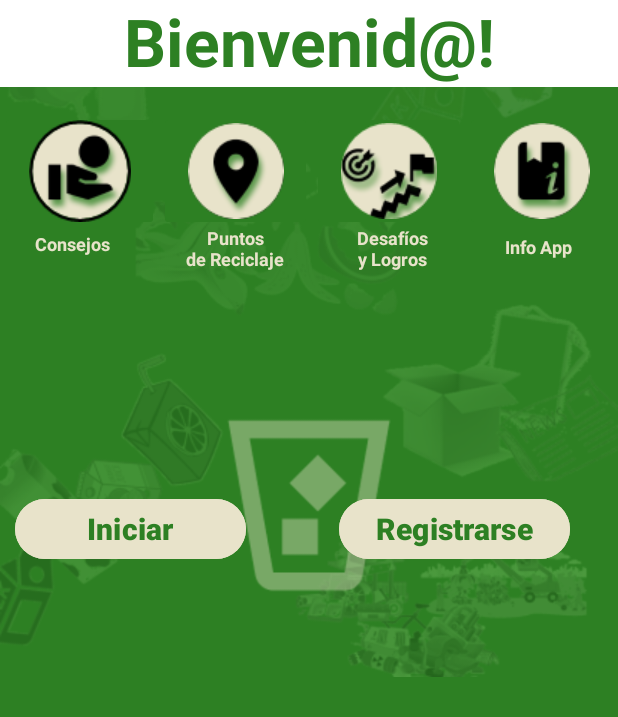
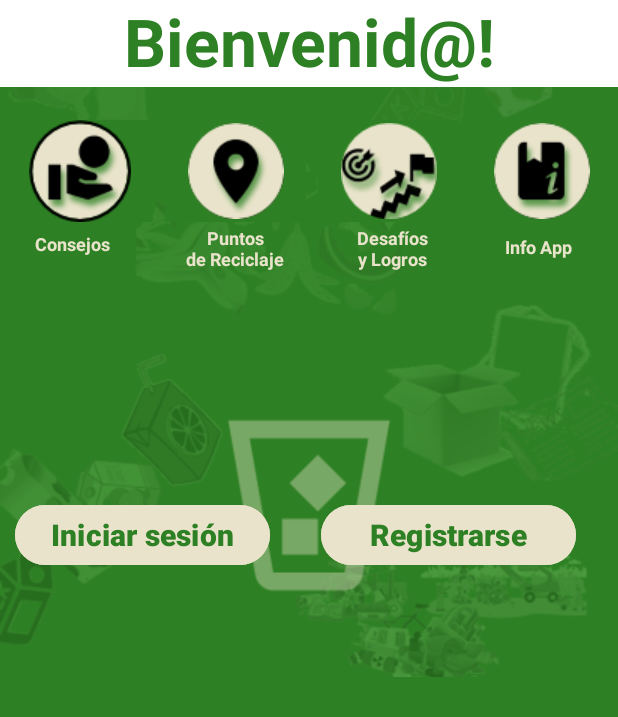
Before and after one commit to hyancy/eco_recicla_grupo_7, an Android app: the screen it shows after launch (MainActivity), on a phone screen of 412 x 824 dp, the part 519-1236 px from its top. Run offline under Robolectric (Android 15) with nearby library versions, the phone set to English and light mode, and no system bars.

Commit message:
Se corrige posicion y tamaño de botones iniciar sesión y registrarse pantalla home.

```diff
--- a/app/src/main/res/layout/activity_category.xml
+++ b/app/src/main/res/layout/activity_category.xml
@@ -13,16 +13,14 @@
         android:src="@drawable/background_pantalla_categorias"
         app:layout_constraintBottom_toBottomOf="parent"
         app:layout_constraintEnd_toEndOf="parent"
-        app:layout_constraintHorizontal_bias="0.5"
         app:layout_constraintStart_toStartOf="parent"
         app:layout_constraintTop_toTopOf="parent"
-        app:layout_constraintVertical_bias="0.5" />
+         />
 
     <FrameLayout
         android:id="@+id/frameLayout2"
         android:layout_width="match_parent"
-        android:layout_height="wrap_content"
-        android:layout_gravity="top"
+        android:layout_height="match_parent"
         app:layout_constraintBottom_toBottomOf="parent"
         app:layout_constraintEnd_toEndOf="parent"
         app:layout_constraintStart_toStartOf="parent"
--- a/app/src/main/res/layout/activity_main.xml
+++ b/app/src/main/res/layout/activity_main.xml
@@ -180,12 +180,12 @@
             android:layout_width="match_parent"
             android:layout_height="wrap_content"
             android:orientation="horizontal"
-            android:layout_marginTop="148dp"
+            android:layout_marginTop="152dp"
            >
 
             <Button
                 android:id="@+id/btn_iniciar_sesion_home"
-                android:layout_width="154dp"
+                android:layout_width="170dp"
                 android:layout_height="48dp"
                 android:backgroundTint="@color/beige_app"
                 android:text="@string/login_home"
@@ -198,14 +198,15 @@
 
             <Button
                 android:id="@+id/btn_registrarse_home"
-                android:layout_width="154dp"
+                android:layout_width="170dp"
                 android:layout_height="48dp"
                 android:backgroundTint="@color/beige_app"
                 android:text="@string/signup_home"
                 android:textStyle="bold"
                 android:textColor="@color/green_app"
                 android:textSize="20sp"
-                android:layout_marginStart="62dp"
+                android:layout_marginStart="34dp"
+                android:layout_marginEnd="10dp"
                 />
         </LinearLayout>
     </LinearLayout>
```
